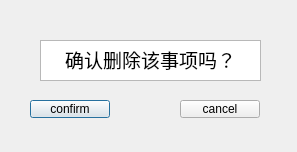
Qt form qt_proj/Delete_Schedule.ui (HappyFern666/QT-project) before a commit.
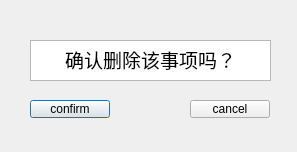
The same form after that commit.

Commit message: fixed some bugs in modify / delete / check

The edit to the form file:
```diff
--- a/qt_proj/Delete_Schedule.ui
+++ b/qt_proj/Delete_Schedule.ui
@@ -29,7 +29,7 @@
   <widget class="QPushButton" name="del_concelButton">
    <property name="geometry">
     <rect>
-     <x>180</x>
+     <x>190</x>
      <y>100</y>
      <width>80</width>
      <height>18</height>
@@ -42,9 +42,9 @@
   <widget class="QTextBrowser" name="textBrowser">
    <property name="geometry">
     <rect>
-     <x>40</x>
+     <x>30</x>
      <y>40</y>
-     <width>221</width>
+     <width>241</width>
      <height>41</height>
     </rect>
    </property>
```
The commit also changes 32 other files.
